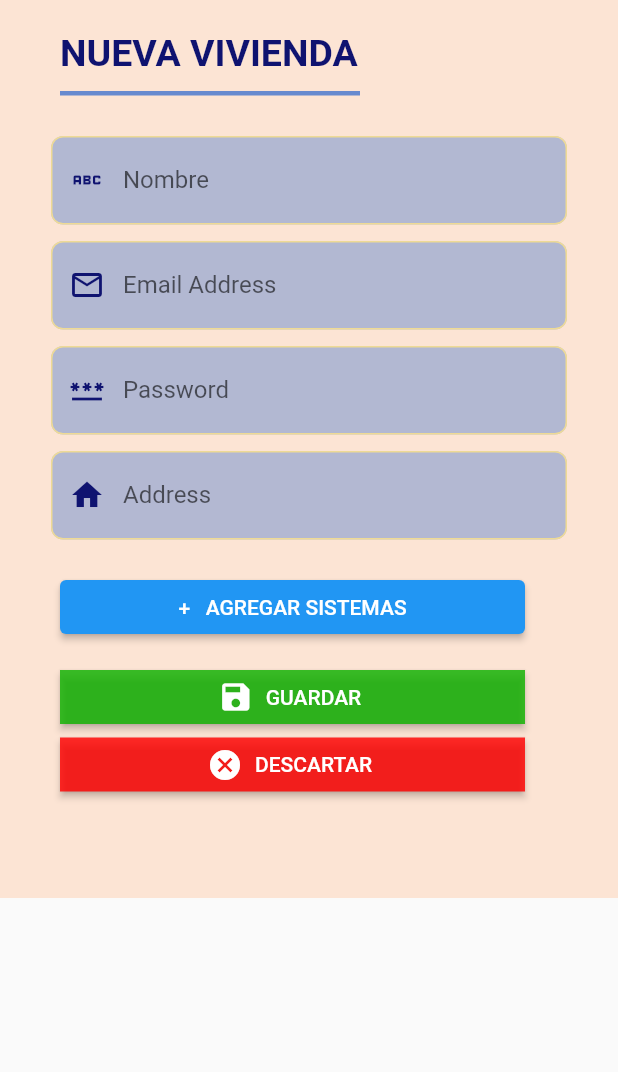
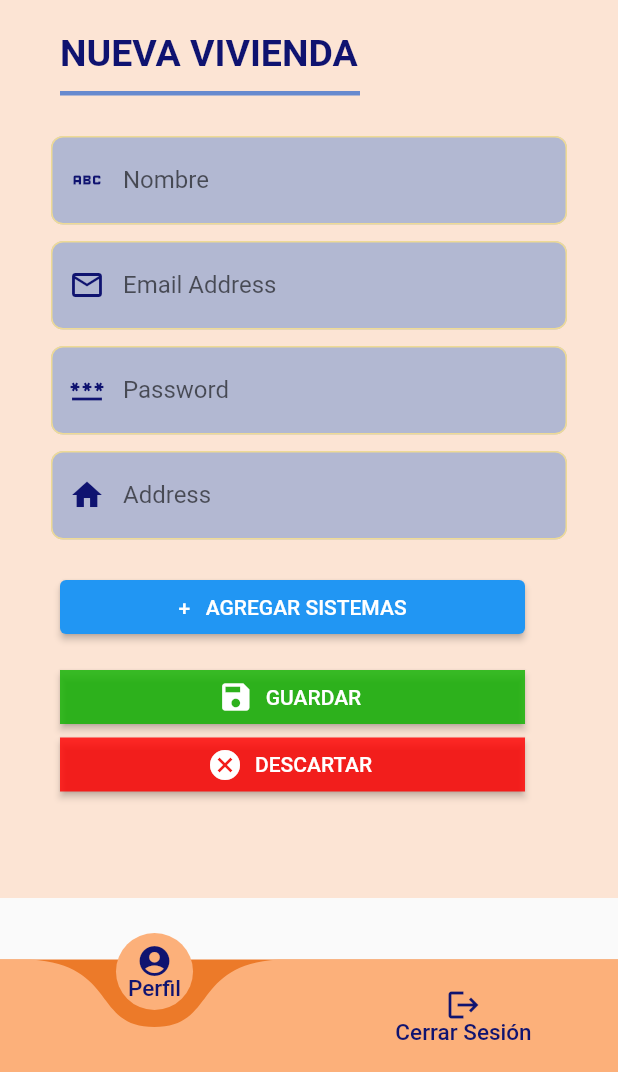
Before and after one commit to Rubenamesaf/VisualHome, a Flutter app: the AgregarVivienda screen opened directly with empty values, on a phone screen of 412 x 824 dp, the part 164-1236 px from its top. Run offline on Flutter 3.47's test engine with Material 2 defaults, Android fonts, the light colour scheme and no system bars; drawn by our look-alikes of curved_navigation_bar; our stand-ins replace awesome_dialog, firebase_auth, firebase_core, firebase_database, flutter_svg, get and 2 more; accounts and stored records are empty; Roboto replaces fonts that are missing (Inria Sans, Outfit); project files that could hold a hidden picture were left out.

Commit message:
agregar menubar en agregar vivienda

```diff
--- a/lib/utils/global.colors.dart
+++ b/lib/utils/global.colors.dart
@@ -18,3 +18,11 @@ class GlobalColors {
   static const azulColor = Color(0xFF678ACF);
   static const logoazulColor = Color(0xFF0F1370);
 }
+
+const TextStyle customTextStyle = TextStyle(
+  color: Color(0xFF0F1370),
+  fontSize: 15,
+  fontFamily: 'Inria Sans',
+  fontWeight: FontWeight.w500,
+  height: 0.95,
+);
--- a/lib/view/agregarVivienda.dart
+++ b/lib/view/agregarVivienda.dart
@@ -5,6 +5,8 @@ import 'package:firebase_database/firebase_database.dart';
 import 'package:login_v1/utils/global.colors.dart';
 import 'package:login_v1/view/widgets/admin_principal.dart';
 import 'dart:math';
+import 'package:curved_navigation_bar/curved_navigation_bar.dart';
+import 'package:login_v1/view/splash.view.dart';
 
 List<String> sistemas = [
   'Timbre',
@@ -58,6 +60,51 @@ class _AgregarViviendaState extends State<AgregarVivienda> {
   @override
   Widget build(BuildContext context) {
     return Scaffold(
+      bottomNavigationBar: CurvedNavigationBar(
+        backgroundColor: const Color.fromARGB(219, 233, 100, 6),
+        color: const Color.fromARGB(255, 252, 176, 122),
+        animationDuration: const Duration(milliseconds: 300),
+        items: const <Widget>[
+          Column(
+            mainAxisAlignment: MainAxisAlignment.center,
+            children: [
+              Icon(Icons.account_circle_sharp, color: Color(0xFF0F1370)),
+              Text(
+                'Perfil',
+                style: customTextStyle,
+              ),
+            ],
+          ),
+          Column(
+            mainAxisAlignment: MainAxisAlignment.center,
+            children: [
+              Icon(Icons.logout, color: Color(0xFF0F1370)),
+              Text(
+                'Cerrar Sesión',
+                style: customTextStyle,
+              ),
+            ],
+          ),
+        ],
+        /*
+        onTap: (index) {
+          if (index == 0) {
+            Navigator.of(context).push(
+              MaterialPageRoute(
+                builder: (context) => const SplashView(),
+              ),
+            );
+          }
+          if (index == 2) {
+            Navigator.of(context).push(
+              MaterialPageRoute(
+                builder: (context) => const SplashView(),
+              ),
+            );
+          }
+        },
+        */
+      ),
       backgroundColor: Color.fromARGB(255, 255, 255, 255),
       body: Center(
         child: Stack(
--- a/lib/view/homeAdmin.view.dart
+++ b/lib/view/homeAdmin.view.dart
@@ -7,6 +7,7 @@ import 'agregarVivienda.dart';
 import 'viviendaEsecificaAdmin.dart';
 import 'widgets/admin_principal.dart';
 import 'package:curved_navigation_bar/curved_navigation_bar.dart';
+import 'package:login_v1/utils/global.colors.dart';
 
 class HomeAdminPage extends StatefulWidget {
   final String userEmail;
@@ -78,13 +79,6 @@ class _HomeAdminPageState extends State<HomeAdminPage> {
 
   @override
   Widget build(BuildContext context) {
-    final TextStyle customTextStyle = const TextStyle(
-      color: Color(0xFF0F1370),
-      fontSize: 15,
-      fontFamily: 'Inria Sans',
-      fontWeight: FontWeight.w500,
-      height: 0.95,
-    );
     return Scaffold(
       bottomNavigationBar: CurvedNavigationBar(
         backgroundColor: const Color.fromARGB(219, 233, 100, 6),
```
